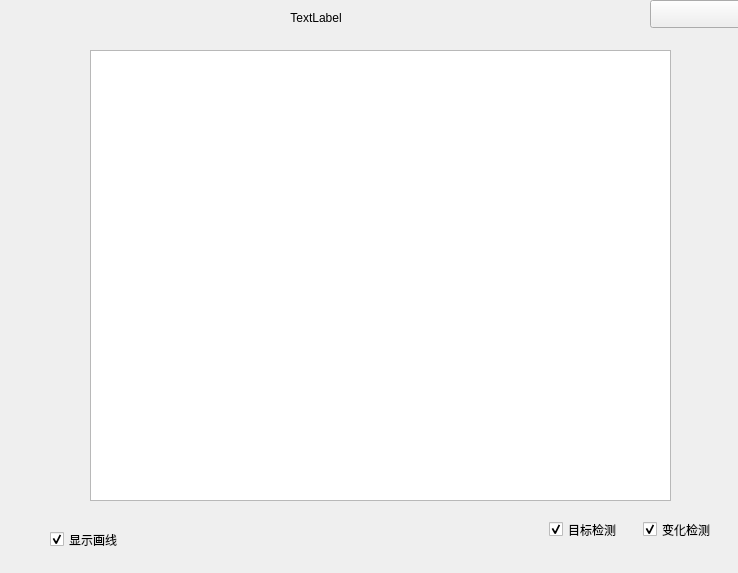
Old version of the form image_window.ui in the repository 814696032/QT.
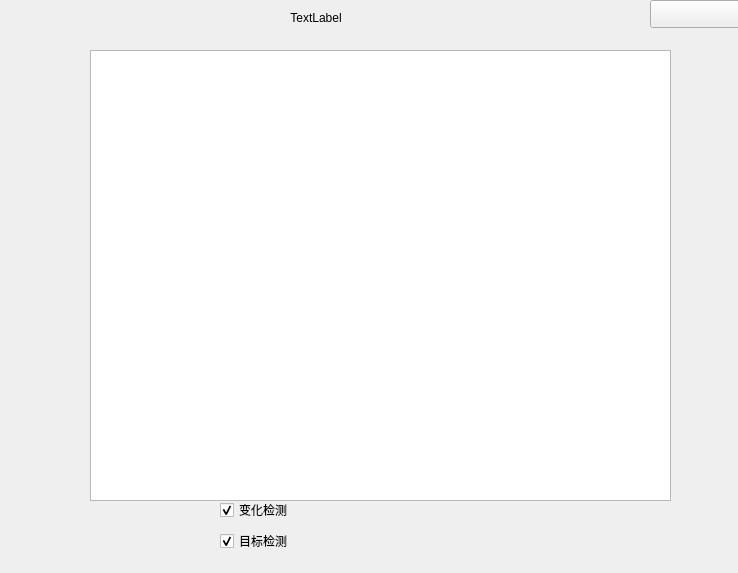
New version of the form.

Diff of the .ui file:
```diff
--- a/image_window.ui
+++ b/image_window.ui
@@ -97,72 +97,6 @@
     <bool>true</bool>
    </property>
   </widget>
-  <widget class="QPushButton" name="image_start_detect">
-   <property name="geometry">
-    <rect>
-     <x>341</x>
-     <y>505</y>
-     <width>50</width>
-     <height>50</height>
-    </rect>
-   </property>
-   <property name="sizePolicy">
-    <sizepolicy hsizetype="Fixed" vsizetype="Fixed">
-     <horstretch>0</horstretch>
-     <verstretch>0</verstretch>
-    </sizepolicy>
-   </property>
-   <property name="minimumSize">
-    <size>
-     <width>50</width>
-     <height>50</height>
-    </size>
-   </property>
-   <property name="maximumSize">
-    <size>
-     <width>50</width>
-     <height>50</height>
-    </size>
-   </property>
-   <property name="text">
-    <string/>
-   </property>
-   <property name="flat">
-    <bool>true</bool>
-   </property>
-  </widget>
-  <widget class="QCheckBox" name="image_change_detect">
-   <property name="geometry">
-    <rect>
-     <x>643</x>
-     <y>520</y>
-     <width>87</width>
-     <height>19</height>
-    </rect>
-   </property>
-   <property name="text">
-    <string>变化检测</string>
-   </property>
-   <property name="checked">
-    <bool>true</bool>
-   </property>
-  </widget>
-  <widget class="QCheckBox" name="image_obj_detect">
-   <property name="geometry">
-    <rect>
-     <x>549</x>
-     <y>520</y>
-     <width>87</width>
-     <height>19</height>
-    </rect>
-   </property>
-   <property name="text">
-    <string>目标检测</string>
-   </property>
-   <property name="checked">
-    <bool>true</bool>
-   </property>
-  </widget>
   <widget class="QLabel" name="image_title">
    <property name="geometry">
     <rect>
@@ -192,15 +126,23 @@
     <string/>
    </property>
   </widget>
+  <widget class="QWidget" name="">
+   <property name="geometry">
+    <rect>
+     <x>220</x>
+     <y>460</y>
+     <width>279</width>
+     <height>102</height>
+    </rect>
+   </property>
+   <layout class="QHBoxLayout" name="horizontalLayout">
+    <item>
+     <layout class="QVBoxLayout" name="verticalLayout">
+      <property name="spacing">
+       <number>0</number>
+      </property>
+      <item>
   <widget class="QCheckBox" name="image_line">
-   <property name="geometry">
-    <rect>
-     <x>50</x>
-     <y>530</y>
-     <width>91</width>
-     <height>19</height>
-    </rect>
-   </property>
    <property name="text">
     <string>显示画线</string>
    </property>
@@ -208,15 +150,75 @@
     <bool>true</bool>
    </property>
   </widget>
+      </item>
+      <item>
+       <widget class="QCheckBox" name="image_change_detect">
+        <property name="text">
+         <string>变化检测</string>
+        </property>
+        <property name="checked">
+         <bool>true</bool>
+        </property>
+       </widget>
+      </item>
+      <item>
+       <widget class="QCheckBox" name="image_obj_detect">
+        <property name="text">
+         <string>目标检测</string>
+        </property>
+        <property name="checked">
+         <bool>true</bool>
+        </property>
+       </widget>
+      </item>
+     </layout>
+    </item>
+    <item>
+     <spacer name="horizontalSpacer">
+      <property name="orientation">
+       <enum>Qt::Horizontal</enum>
+      </property>
+      <property name="sizeType">
+       <enum>QSizePolicy::Fixed</enum>
+      </property>
+      <property name="sizeHint" stdset="0">
+       <size>
+        <width>40</width>
+        <height>20</height>
+       </size>
+      </property>
+     </spacer>
+    </item>
+    <item>
+     <widget class="QPushButton" name="image_start_detect">
+      <property name="sizePolicy">
+       <sizepolicy hsizetype="Fixed" vsizetype="Fixed">
+        <horstretch>0</horstretch>
+        <verstretch>0</verstretch>
+       </sizepolicy>
+      </property>
+      <property name="minimumSize">
+       <size>
+        <width>50</width>
+        <height>50</height>
+       </size>
+      </property>
+      <property name="maximumSize">
+       <size>
+        <width>50</width>
+        <height>50</height>
+       </size>
+      </property>
+      <property name="text">
+       <string/>
+      </property>
+      <property name="flat">
+       <bool>true</bool>
+      </property>
+     </widget>
+    </item>
+    <item>
   <widget class="QPushButton" name="image_stop_detect">
-   <property name="geometry">
-    <rect>
-     <x>410</x>
-     <y>500</y>
-     <width>50</width>
-     <height>50</height>
-    </rect>
-   </property>
    <property name="sizePolicy">
     <sizepolicy hsizetype="Fixed" vsizetype="Fixed">
      <horstretch>0</horstretch>
@@ -241,6 +243,25 @@
    <property name="flat">
     <bool>true</bool>
    </property>
+     </widget>
+    </item>
+    <item>
+     <spacer name="horizontalSpacer_2">
+      <property name="orientation">
+       <enum>Qt::Horizontal</enum>
+      </property>
+      <property name="sizeType">
+       <enum>QSizePolicy::Fixed</enum>
+      </property>
+      <property name="sizeHint" stdset="0">
+       <size>
+        <width>40</width>
+        <height>20</height>
+       </size>
+      </property>
+     </spacer>
+    </item>
+   </layout>
   </widget>
   <zorder>image_view</zorder>
   <zorder>image_start_detect</zorder>
```
Left out of the diff: 2 changed lines with no effect on the pictures. Lines whose indentation alone changed are shown as unchanged.
